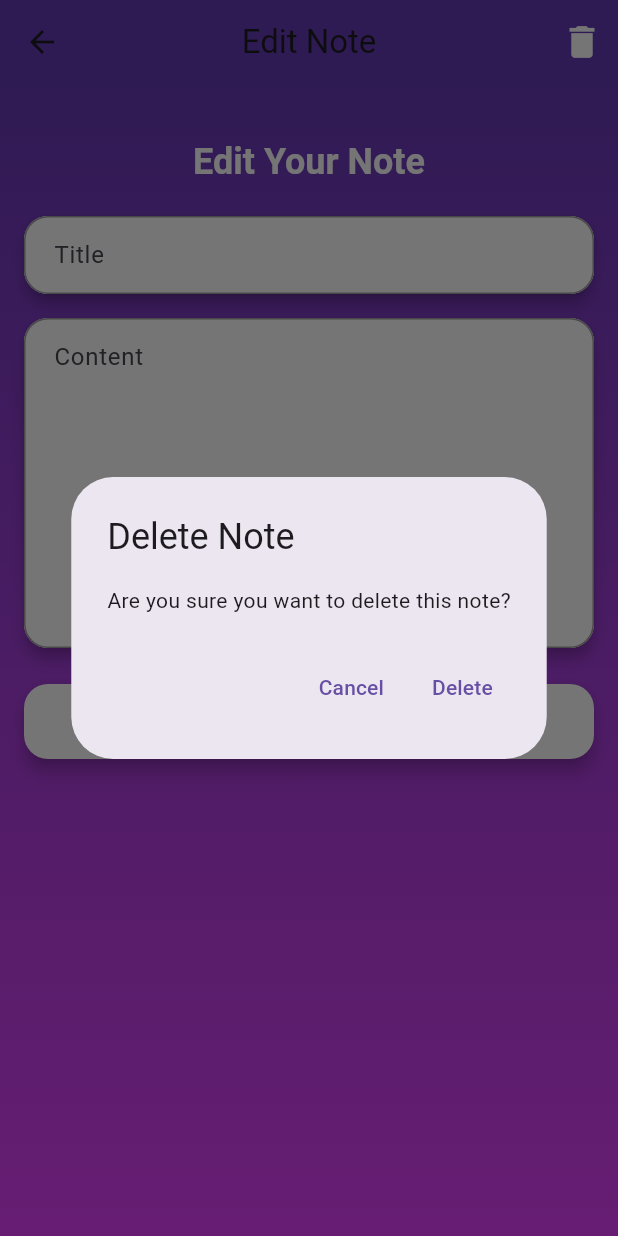
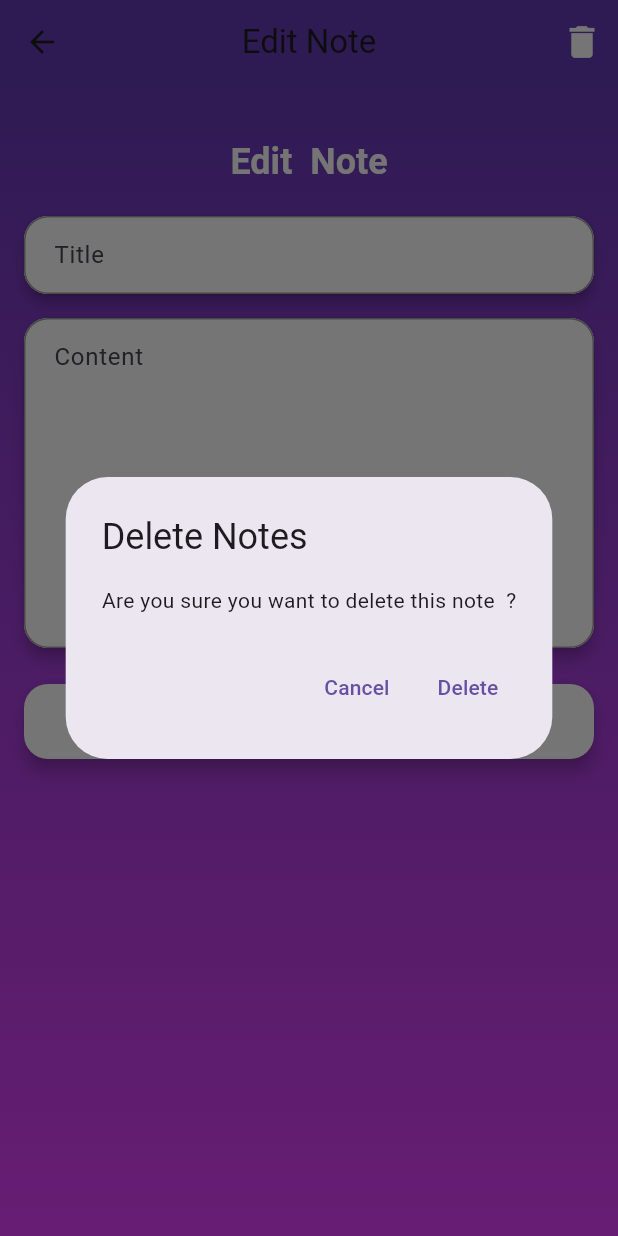
Before and after one commit to Abrshafro/Secure-Note, a Flutter app: the NoteDetailScreen screen opened directly with empty values, after a tap on the "delete" icon, on a phone screen of 412 x 824 dp. Run offline on Flutter 3.47's test engine with Material 3 defaults, Android fonts, the phone set to English and light mode, and no system bars; our stand-ins replace flutter_secure_storage; missing offline and left inert: jwt_decode; accounts and stored records are empty.

Commit message:
detail screen updated

```diff
--- a/secure_notes_frontend/lib/screens/note_detail_screen.dart
+++ b/secure_notes_frontend/lib/screens/note_detail_screen.dart
@@ -54,8 +54,8 @@ class NoteDetailScreen extends StatelessWidget {
                 } catch (error) {
                   ScaffoldMessenger.of(context).showSnackBar(
                     SnackBar(
-                      content: Text('Error deleting note: $error'),
-                      backgroundColor: Colors.red,
+                      content: Text('Error while : $error'),
+                      backgroundColor: Colors.redAccent,
                     ),
                   );
                 }
@@ -85,7 +85,7 @@ class NoteDetailScreen extends StatelessWidget {
                 children: [
                   const SizedBox(height: 20),
                   Text(
-                    'Edit Your Note',
+                    'Edit  Note',
                     style: Theme.of(context).textTheme.headlineSmall?.copyWith(
                           color: Colors.white,
                           fontWeight: FontWeight.bold,
@@ -149,14 +149,14 @@ class NoteDetailScreen extends StatelessWidget {
 
                         ScaffoldMessenger.of(context).showSnackBar(
                           const SnackBar(
-                            content: Text('Note updated successfully!'),
+                            content: Text('Notes updated successfully!'),
                             backgroundColor: Colors.green,
                           ),
                         );
                       } catch (error) {
                         ScaffoldMessenger.of(context).showSnackBar(
                           SnackBar(
-                            content: Text('Error updating note: $error'),
+                            content: Text('Error while updating : $error'),
                             backgroundColor: Colors.red,
                           ),
                         );
@@ -173,7 +173,7 @@ class NoteDetailScreen extends StatelessWidget {
                       elevation: 5,
                     ),
                     child: const Text(
-                      'Save Changes',
+                      'Save Change',
                       style: TextStyle(
                         fontSize: 18,
                         fontWeight: FontWeight.bold,
@@ -194,8 +194,8 @@ class NoteDetailScreen extends StatelessWidget {
           context: context,
           builder: (BuildContext context) {
             return AlertDialog(
-              title: const Text('Delete Note'),
-              content: const Text('Are you sure you want to delete this note?'),
+              title: const Text('Delete Notes'),
+              content: const Text('Are you sure you want to delete this note  ?'),
               actions: [
                 TextButton(
                   onPressed: () {
```
